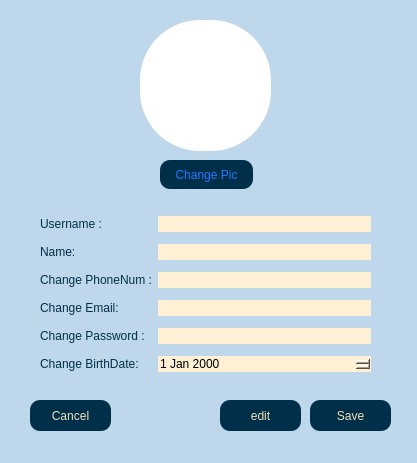
Before: the Qt Designer form client/setting.ui in AP-projects-4001/jan-ghahve, drawn with Qt 5.
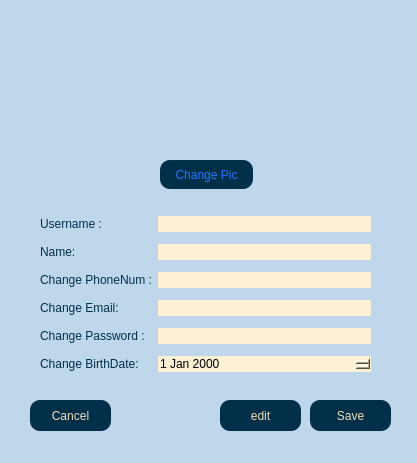
After: the same form once the commit is applied.

Commit message: Set image for profile in "setting" added!

Patch:
```diff
--- a/client/setting.ui
+++ b/client/setting.ui
@@ -17,21 +17,7 @@
    <string notr="true">background-color:rgb(191, 215, 234);
 </string>
   </property>
-  <widget class="QGraphicsView" name="image_graphicsView">
-   <property name="geometry">
-    <rect>
-     <x>140</x>
-     <y>20</y>
-     <width>131</width>
-     <height>131</height>
-    </rect>
-   </property>
-   <property name="styleSheet">
-    <string notr="true">border-radius: 60%;
-background-color: palette(base);</string>
-   </property>
-  </widget>
-  <widget class="QPushButton" name="pbn_chaneImage">
+  <widget class="QPushButton" name="pbn_changeImage">
    <property name="geometry">
     <rect>
      <x>160</x>
@@ -253,6 +239,19 @@
     <string>edit</string>
    </property>
   </widget>
+  <widget class="QLabel" name="lbl_img">
+   <property name="geometry">
+    <rect>
+     <x>140</x>
+     <y>20</y>
+     <width>131</width>
+     <height>121</height>
+    </rect>
+   </property>
+   <property name="text">
+    <string/>
+   </property>
+  </widget>
  </widget>
  <resources/>
  <connections/>
```
The commit also changes 15 other files.
